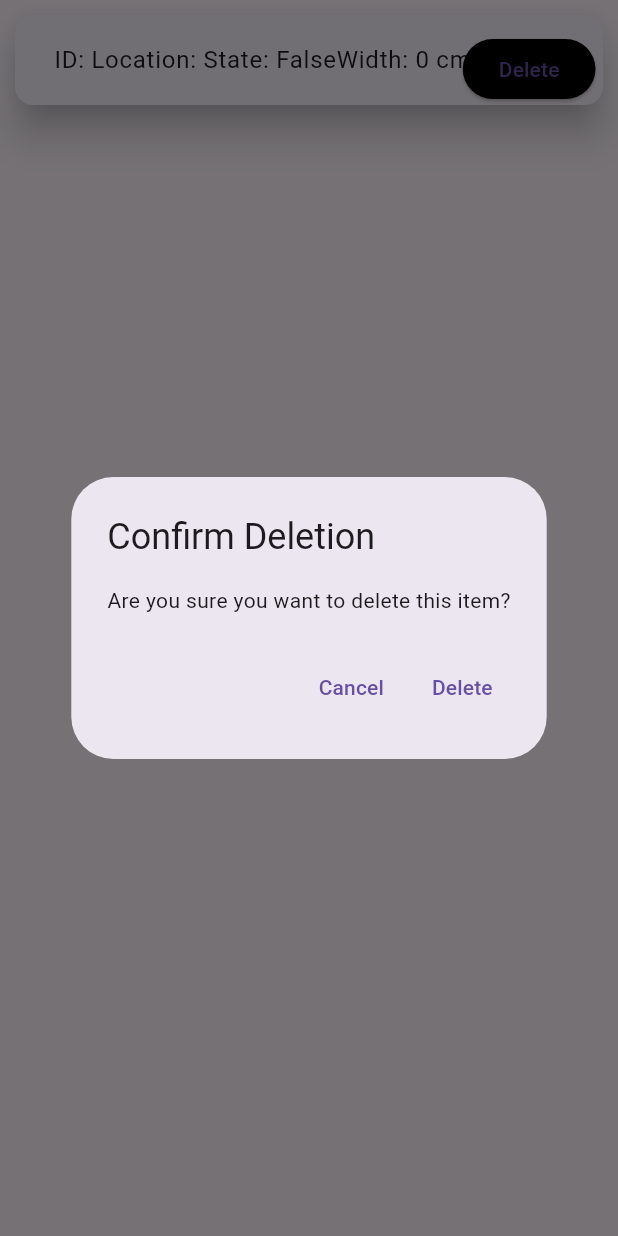
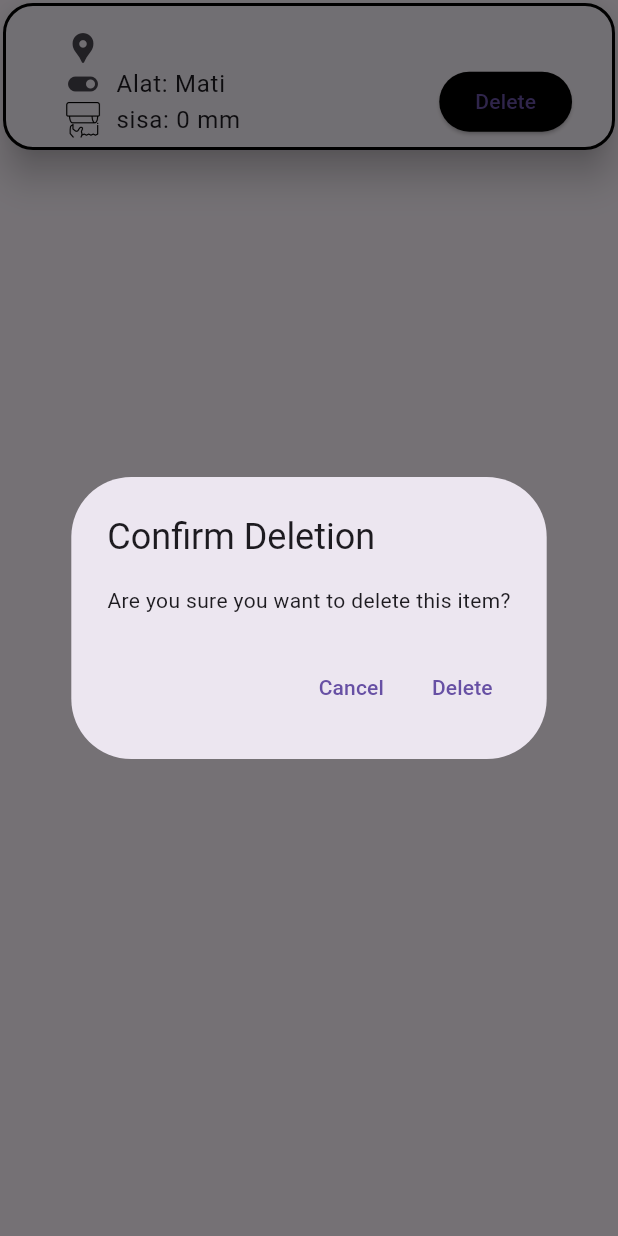
Before and after one commit to Adyatma-Dwiki/espeee, a Flutter app: the DataCard widget shown alone on an empty page, opened directly with empty values, after a tap on "Delete", on a phone screen of 412 x 824 dp. Run offline on Flutter 3.47's test engine with Material 3 defaults, Android fonts, the phone set to English and light mode, and no system bars; our stand-ins replace animate_do, firebase_core, firebase_database, lottie; accounts and stored records are empty; network calls fail.

Commit message:
final: All Done

```diff
--- a/lib/GridView.dart
+++ /dev/null
@@ -1,255 +0,0 @@
-// ignore_for_file: must_be_immutable, unnecessary_null_comparison
-
-import 'dart:convert';
-
-import 'package:firebase_database/firebase_database.dart';
-import 'package:flutter/cupertino.dart';
-import 'package:flutter/material.dart';
-
-class GridPage extends StatelessWidget {
-  final firebaseService = FirebaseDataService();
-  List<String> below100IDs = [];
-
-  GridPage({super.key});
-  @override
-  Widget build(BuildContext context) {
-    return Scaffold(
-      backgroundColor:
-          const Color(0xFFFFC0CB), // Set scaffold background color to pink
-      appBar: AppBar(
-        title: const Text('Control Panel'),
-        backgroundColor:
-            Colors.transparent, // Make app bar background transparent
-        elevation: 0, // Remove app bar elevation
-      ),
-      body: Stack(
-        children: [
-          Padding(
-            padding: const EdgeInsets.all(11),
-            child: Container(
-              // Container for the image
-              height: 300, // Adjust the height as needed
-              decoration: const BoxDecoration(
-                image: DecorationImage(
-                  image: AssetImage(
-                      'assets/images/home.gif'), // Replace with your image path
-                  fit: BoxFit.cover,
-                ),
-              ),
-            ),
-          ),
-          Container(
-            // Container for the grid
-            padding: EdgeInsets.only(left: 10, right: 10, top: 20),
-            margin: const EdgeInsets.only(
-                top:
-                    300), // Adjust the margin to position the grid below the image
-            child: StreamBuilder<List<DataItem>>(
-              stream: FirebaseDataService().getDataStream(),
-              builder: (context, snapshot) {
-                if (snapshot.connectionState == ConnectionState.waiting) {
-                  return const Center(
-                    child: CircularProgressIndicator(),
-                  );
-                }
-
-                if (snapshot.hasError) {
-                  return Center(
-                    child: Text('Error: ${snapshot.error}'),
-                  );
-                }
-
-                final data = snapshot.data;
-
-                 if (data == null || data.isEmpty) {
-                  return const Center(
-                    child: Text('No data available'),
-                  );
-                }
-
-                List<String> below100IDs = [];
-
-                data.forEach((item) {
-                  if (item.width <= 100) {
-                    below100IDs.add(item.id);
-                  }
-                });
-
-                if (below100IDs.isNotEmpty) {
-                  showBelow100WidthDialog(context, below100IDs);
-                }
-
-                return GridView.builder(
-                  gridDelegate: const SliverGridDelegateWithFixedCrossAxisCount(
-                    crossAxisCount: 2,
-                  ),
-                  itemCount: data.length,
-                  itemBuilder: (context, index) {
-                    final item = data[index];
-                    return DataCard(
-                      item: item,
-                      firebaseService: firebaseService,
-                    );
-                  },
-                );
-              },
-            ),
-          ),
-        ],
-      ),
-    );
-  }
-}
-
-
-
-
-
-
-
-
-class DataCard extends StatelessWidget {
-  const DataCard({
-    super.key,
-    required this.item,
-    required this.firebaseService,
-  });
-
-  final DataItem item;
-  final FirebaseDataService firebaseService;
-
-  @override
-Widget build(BuildContext context) {
-  return Card(
-    elevation: 10,
-    margin: const EdgeInsets.all(10),
-    child: Stack(
-      children: [
-        ListTile(
-          title: Padding(
-            padding: const EdgeInsets.all(10),
-            child: Wrap(
-              crossAxisAlignment: WrapCrossAlignment.start,
-              children: [
-                Text('ID: ${item.id}'),
-                Text('Location: ${item.location}'),
-                Text('State: ${item.state ? 'True' : 'False'}'),
-                Text('Width: ${item.width} cm'),
-              ],
-            ),
-          ),
-        ),
-        Positioned(
-          bottom: 0,
-          right: 5,
-          child: ElevatedButton(
-            style: ButtonStyle(
-              backgroundColor: MaterialStateProperty.all<Color>(Colors.black),
-            ),
-            onPressed: () {
-              showDialog(
-                context: context,
-                builder: (BuildContext context) {
-                  return AlertDialog(
-                    title: const Text('Confirm Deletion'),
-                    content: const Text('Are you sure you want to delete this item?'),
-                    actions: [
-                      TextButton(
-                        child: const Text('Cancel'),
-                        onPressed: () {
-                          Navigator.of(context).pop();
-                        },
-                      ),
-                      TextButton(
-                        child: const Text('Delete'),
-                        onPressed: () {
-                          // Delete the item from Firebase
-                          firebaseService.deleteData(item.id);
-                          Navigator.of(context).pop();
-                        },
-                      ),
-                    ],
-                  );
-                },
-              );
-            },
-            child: const Text('Delete'),
-          ),
-        ),
-      ],
-    ),
-  );
-}
-}
-
-class FirebaseDataService {
-  Stream<List<DataItem>> getDataStream() {
-  final DatabaseReference databaseReference = FirebaseDatabase.instance.ref();
-  return databaseReference.onValue.map((event) {
-    final Map<String, dynamic> dataMap = jsonDecode(jsonEncode(event.snapshot.value)) as Map<String, dynamic>;
-    if (dataMap == null) {
-      return <DataItem>[];
-    }
-
-    List<DataItem> dataList = [];
-
-    dataMap.forEach((key, value) {
-      if (value is Map<String, dynamic>) {
-        dataList.add(DataItem(
-          id: key,
-          location: value['Location'] ?? 'Unknown Location',
-          state: value['State'] ?? false,
-          width: value['Width'] ?? 0,
-        ));
-      }
-    });
-
-    return dataList;
-  });
-}
-
-
-  Future<void> deleteData(String id) async {
-    final DatabaseReference databaseReference =
-        FirebaseDatabase.instance.ref().child(id);
-    await databaseReference.remove();
-  }
-}
-
-class DataItem {
-  final String id;
-  final String location;
-  final bool state;
-  final int width;
-
-  DataItem(
-      {required this.id,
-      required this.location,
-      required this.state,
-      required this.width});
-}
-
-void showBelow100WidthDialog(BuildContext context, List<String> below100IDs) {
-  if (below100IDs.isNotEmpty) {
-    Future.delayed(Duration.zero, () {
-      showDialog(
-        context: context,
-        builder: (BuildContext context) {
-          return AlertDialog(
-            title: const Text('Width Below 100'),
-            content: Text(
-                'The width of the toilet paper with ID(s) below 100 cm is: ${below100IDs.join(', ')}'),
-            actions: [
-              TextButton(
-                child: const Text('OK'),
-                onPressed: () {
-                  Navigator.of(context).pop();
-                },
-              ),
-            ],
-          );
-        },
-      );
-    });
-  }
-}
--- /dev/null
+++ b/lib/HomePage.dart
@@ -0,0 +1,292 @@
+// ignore_for_file: must_be_immutable, unnecessary_null_comparison
+
+import 'dart:convert';
+
+import 'package:firebase_database/firebase_database.dart';
+import 'package:flutter/cupertino.dart';
+import 'package:flutter/material.dart';
+
+class HomePage extends StatelessWidget {
+  final firebaseService = FirebaseDataService();
+  List<String> upper150 = [];
+
+  HomePage({super.key});
+  @override
+  Widget build(BuildContext context) {
+    return Scaffold(
+      backgroundColor:
+          const Color(0xFFFFC0CB), // Set scaffold background color to pink
+      appBar: AppBar(
+        title: const Text('Control Panel'),
+        backgroundColor:
+            Colors.transparent, // Make app bar background transparent
+        elevation: 0, // Remove app bar elevation
+      ),
+      body: Stack(
+        children: [
+          Padding(
+            padding: const EdgeInsets.all(11),
+            child: Container(
+              // Container for the image
+              height: 300, // Adjust the height as needed
+              decoration: const BoxDecoration(
+                image: DecorationImage(
+                  image: AssetImage(
+                      'assets/images/home.gif'), // Replace with your image path
+                  fit: BoxFit.cover,
+                ),
+              ),
+            ),
+          ),
+          Container(
+            // Container for the grid
+            padding: EdgeInsets.only(left: 10, right: 10, top: 20),
+            margin: const EdgeInsets.only(
+                top:
+                    300), // Adjust the margin to position the grid below the image
+            child: StreamBuilder<List<DataItem>>(
+              stream: FirebaseDataService().getDataStream(),
+              builder: (context, snapshot) {
+                if (snapshot.connectionState == ConnectionState.waiting) {
+                  return const Center(
+                    child: CircularProgressIndicator(),
+                  );
+                }
+
+                if (snapshot.hasError) {
+                  return Center(
+                    child: Text('Error: ${snapshot.error}'),
+                  );
+                }
+
+                final data = snapshot.data;
+
+                if (data == null || data.isEmpty) {
+                  return const Center(
+                    child: Text('No data available'),
+                  );
+                }
+
+                List<String> upper150 = [];
+
+                data.forEach((item) {
+                  if (item.width >= 95) {
+                    upper150.add(item.location);
+                  }
+                });
+
+                if (upper150.isNotEmpty) {
+                  showBelow100WidthDialog(context, upper150);
+                }
+
+                return GridView.builder(
+                  gridDelegate: const SliverGridDelegateWithFixedCrossAxisCount(
+                    crossAxisCount: 2,
+                  ),
+                  itemCount: data.length,
+                  itemBuilder: (context, index) {
+                    final item = data[index];
+                    return DataCard(
+                      item: item,
+                      firebaseService: firebaseService,
+                    );
+                  },
+                );
+              },
+            ),
+          ),
+        ],
+      ),
+    );
+  }
+}
+
+class DataCard extends StatelessWidget {
+  const DataCard({
+    super.key,
+    required this.item,
+    required this.firebaseService,
+  });
+
+  final DataItem item;
+  final FirebaseDataService firebaseService;
+
+  @override
+  Widget build(BuildContext context) {
+    return Card(
+      shape: RoundedRectangleBorder(
+        side: BorderSide(color: Colors.black, width: 2),
+        borderRadius: BorderRadius.circular(20),
+      ),
+      elevation: 10,
+      margin: const EdgeInsets.all(2),
+      child: Container(
+        width: double
+            .infinity, // Make the container take the full width of the screen
+        child: FractionallySizedBox(
+          widthFactor: 0.9, // Adjust the factor as needed for responsiveness
+          child: Stack(
+            children: [
+              ListTile(
+                title: Padding(
+                  padding: const EdgeInsets.only(top: 5, left: 5),
+                  child: Wrap(
+                    crossAxisAlignment: WrapCrossAlignment.start,
+                    children: [
+                      Padding(
+                        padding: const EdgeInsets.only(top: 5),
+                        child: Row(
+                          children: [
+                            Icon(Icons.location_pin),
+                            SizedBox(width: 10),
+                            Text('${item.location}'),
+                          ],
+                        ),
+                      ),
+                      Row(
+                        children: [
+                          Icon(Icons.toggle_on_rounded),
+                          SizedBox(width: 10),
+                          Text('Alat: ${item.state ? 'Nyala' : 'Mati'}')
+                        ],
+                      ),
+                      Row(
+                        children: [
+                          Image.asset(
+                            'assets/images/tissue.png',
+                            width: 24,
+                            height: 24,
+                          ),
+                          SizedBox(width: 10),
+                          Text('sisa: ${item.width} mm'),
+                        ],
+                      ),
+                    ],
+                  ),
+                ),
+              ),
+              Positioned(
+                bottom: MediaQuery.of(context).size.height * 0.01,
+                right: MediaQuery.of(context).size.width * 0.02,
+                child: ElevatedButton(
+                  style: ButtonStyle(
+                    backgroundColor:
+                        MaterialStateProperty.all<Color>(Colors.black),
+                  ),
+                  onPressed: () {
+                    showDialog(
+                      context: context,
+                      builder: (BuildContext context) {
+                        return AlertDialog(
+
+                          shape: RoundedRectangleBorder(
+                            borderRadius: BorderRadius.circular(40),
+                          ),
+                          title: const Text('Confirm Deletion'),
+                          content: const Text(
+                              'Are you sure you want to delete this item?'),
+                          actions: [
+                            TextButton(
+                              child: const Text('Cancel'),
+                              onPressed: () {
+                                Navigator.of(context).pop();
+                              },
+                            ),
+                            TextButton(
+                              child: const Text('Delete'),
+                              onPressed: () {
+                                // Delete the item from Firebase
+                                firebaseService.deleteData(item.id);
+                                Navigator.of(context).pop();
+                              },
+                            ),
+                          ],
+                        );
+                      },
+                    );
+                  },
+                  child: const Text('Delete'),
+                ),
+              ),
+            ],
+          ),
+        ),
+      ),
+    );
+  }
+}
+
+class FirebaseDataService {
+  Stream<List<DataItem>> getDataStream() {
+    final DatabaseReference databaseReference = FirebaseDatabase.instance.ref();
+    return databaseReference.onValue.map((event) {
+      final Map<String, dynamic> dataMap =
+          jsonDecode(jsonEncode(event.snapshot.value)) as Map<String, dynamic>;
+      if (dataMap == null) {
+        return <DataItem>[];
+      }
+
+      List<DataItem> dataList = [];
+
+      dataMap.forEach((key, value) {
+        if (value is Map<String, dynamic>) {
+          dataList.add(DataItem(
+            id: key,
+            location: value['Location'] ?? 'Unknown Location',
+            state: value['State'] ?? false,
+            width: value['Width'] ?? 0,
+          ));
+        }
+      });
+
+      return dataList;
+    });
+  }
+
+  Future<void> deleteData(String id) async {
+    final DatabaseReference databaseReference =
+        FirebaseDatabase.instance.ref().child(id);
+    await databaseReference.remove();
+  }
+}
+
+class DataItem {
+  final String id;
+  final String location;
+  final bool state;
+  final int width;
+
+  DataItem(
+      {required this.id,
+      required this.location,
+      required this.state,
+      required this.width});
+}
+
+void showBelow100WidthDialog(BuildContext context, List<String> upper150) {
+  if (upper150.isNotEmpty) {
+    Future.delayed(Duration.zero, () {
+      showDialog(
+        context: context,
+        builder: (BuildContext context) {
+          return AlertDialog(
+            shape: RoundedRectangleBorder(
+                            borderRadius: BorderRadius.circular(30),
+                          ),
+            title: const Text('Tissue sudah mau habis!'),
+            content: Text(
+                'Silakan ganti tissue ditempat ini: ${upper150.join(', ')}'),
+            actions: [
+              TextButton(
+                child: const Text('OK'),
+                onPressed: () {
+                  Navigator.of(context).pop();
+                },
+              ),
+            ],
+          );
+        },
+      );
+    });
+  }
+}
--- a/lib/loadingscreen.dart
+++ b/lib/loadingscreen.dart
@@ -1,7 +1,7 @@
 // ignore_for_file: prefer_const_constructors, unused_import
 
 import 'package:animate_do/animate_do.dart';
-import 'package:espeee/GridView.dart';
+import 'package:espeee/HomePage.dart';
 
 
 import 'package:flutter/material.dart';
@@ -19,10 +19,10 @@ class _LoadscreenState extends State<Loadscreen> {
   void initState() {
     super.initState();
 
-    Future.delayed(Duration(seconds: 2), () {
+    Future.delayed(Duration(seconds: 3), () {
       Navigator.of(context).pushReplacement(
         MaterialPageRoute(
-          builder: (context) => GridPage(),
+          builder: (context) => HomePage(),
         ),
       );
     });
--- a/lib/splash.dart
+++ b/lib/splash.dart
@@ -12,7 +12,7 @@ class SplashScreen extends StatelessWidget {
   @override
   Widget build(BuildContext context) {
     return Scaffold(
-      backgroundColor: const Color(0xFFFFC0CB),
+      backgroundColor: Color.fromRGBO(255, 192, 203, 1),
       body: Center(
         child: Column(
           mainAxisAlignment: MainAxisAlignment.center,
@@ -26,7 +26,7 @@ class SplashScreen extends StatelessWidget {
                   borderRadius: BorderRadius.circular(20.0),
                 ),
                 child: Image.asset(
-                  'assets/images/splash.png',
+                  'assets/images/tr.gif',
                   fit: BoxFit.contain,
                 ),
               ),
@@ -44,7 +44,7 @@ class SplashScreen extends StatelessWidget {
                       ),
                     );
                   },
-                  text: 'Tissue Whooper',
+                  text: 'Tissuein Aja!',
                 ))),
           ],
         ),
```
Also changed, not shown: assets/images/tissue.png (added), assets/images/tr.gif (added), flutter_01.png (added), flutter_02.png (added).
